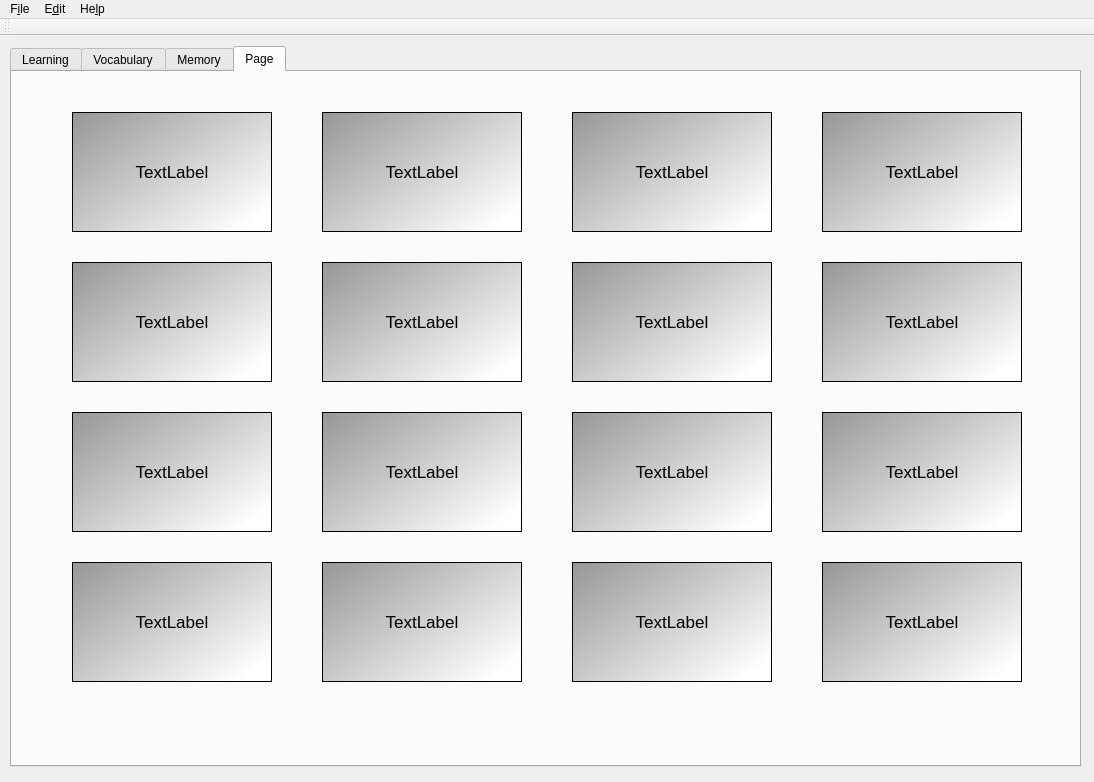
Above: ui_files/mainWindow.ui from LarsThore/Vokabeltrainer before the change. Below: the same form after it.
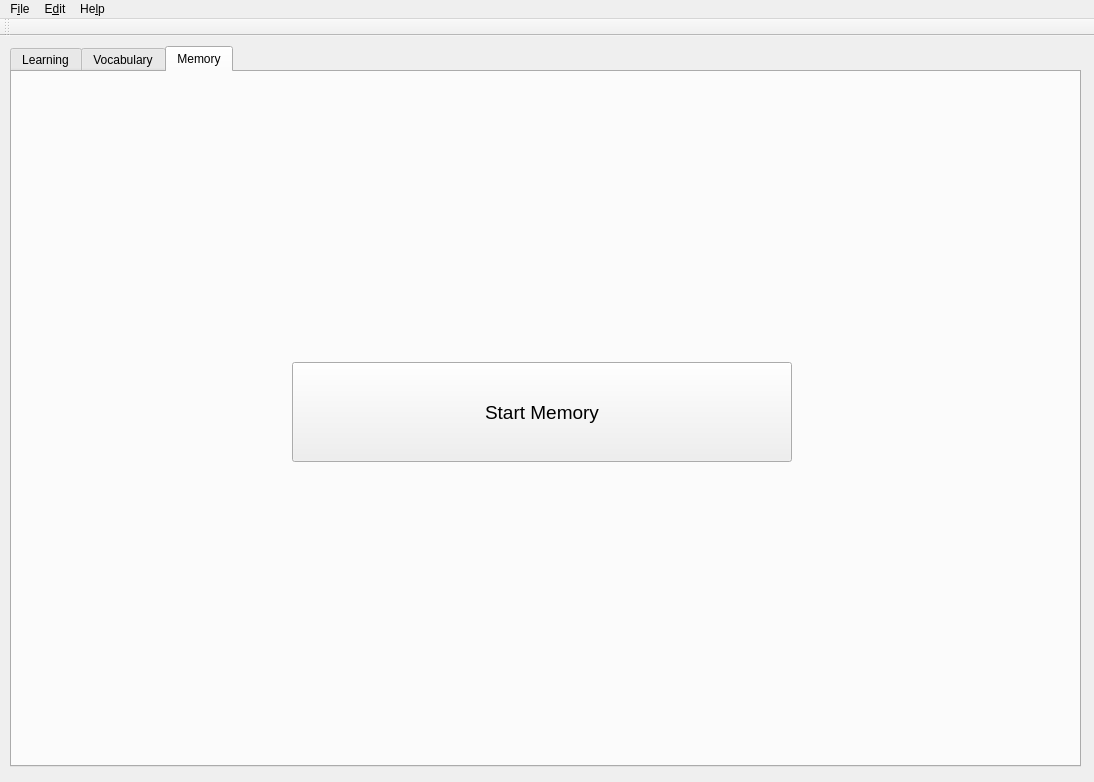
That is the form after the change. The open tabs and pages were chosen to show the change.

Commit message: words are added to the memory randomly

```diff
--- a/ui_files/mainWindow.ui
+++ b/ui_files/mainWindow.ui
@@ -490,641 +490,54 @@
      <widget class="QWidget" name="memoWidget" native="true">
       <property name="geometry">
        <rect>
-        <x>10</x>
-        <y>10</y>
-        <width>1051</width>
-        <height>661</height>
+        <x>0</x>
+        <y>0</y>
+        <width>1071</width>
+        <height>691</height>
        </rect>
       </property>
-     </widget>
-    </widget>
-    <widget class="QWidget" name="tab">
-     <attribute name="title">
-      <string>Page</string>
-     </attribute>
-     <widget class="QLabel" name="label_1">
-      <property name="geometry">
-       <rect>
-        <x>60</x>
-        <y>40</y>
-        <width>200</width>
-        <height>120</height>
-       </rect>
+      <property name="baseSize">
+       <size>
+        <width>1050</width>
+        <height>660</height>
+       </size>
       </property>
-      <property name="font">
-       <font>
-        <pointsize>13</pointsize>
-       </font>
-      </property>
-      <property name="cursor">
-       <cursorShape>OpenHandCursor</cursorShape>
-      </property>
-      <property name="acceptDrops">
-       <bool>true</bool>
-      </property>
-      <property name="autoFillBackground">
-       <bool>false</bool>
-      </property>
-      <property name="styleSheet">
-       <string notr="true">background-color: qlineargradient(spread:pad, x1:0, y1:0, x2:1, y2:0.8, stop:0 rgba(150, 150, 150, 255), stop:1 rgba(255, 255, 255, 255));</string>
-      </property>
-      <property name="frameShape">
-       <enum>QFrame::Box</enum>
-      </property>
-      <property name="text">
-       <string>TextLabel</string>
-      </property>
-      <property name="alignment">
-       <set>Qt::AlignCenter</set>
-      </property>
-      <property name="wordWrap">
-       <bool>true</bool>
-      </property>
-     </widget>
-     <widget class="QLabel" name="label_2">
-      <property name="geometry">
-       <rect>
-        <x>810</x>
-        <y>40</y>
-        <width>200</width>
-        <height>120</height>
-       </rect>
-      </property>
-      <property name="font">
-       <font>
-        <pointsize>13</pointsize>
-       </font>
-      </property>
-      <property name="cursor">
-       <cursorShape>OpenHandCursor</cursorShape>
-      </property>
-      <property name="acceptDrops">
-       <bool>true</bool>
-      </property>
-      <property name="autoFillBackground">
-       <bool>false</bool>
-      </property>
-      <property name="styleSheet">
-       <string notr="true">background-color: qlineargradient(spread:pad, x1:0, y1:0, x2:1, y2:0.8, stop:0 rgba(150, 150, 150, 255), stop:1 rgba(255, 255, 255, 255));</string>
-      </property>
-      <property name="frameShape">
-       <enum>QFrame::Box</enum>
-      </property>
-      <property name="text">
-       <string>TextLabel</string>
-      </property>
-      <property name="alignment">
-       <set>Qt::AlignCenter</set>
-      </property>
-      <property name="wordWrap">
-       <bool>true</bool>
-      </property>
-     </widget>
-     <widget class="QLabel" name="label_3">
-      <property name="geometry">
-       <rect>
-        <x>560</x>
-        <y>40</y>
-        <width>200</width>
-        <height>120</height>
-       </rect>
-      </property>
-      <property name="font">
-       <font>
-        <pointsize>13</pointsize>
-       </font>
-      </property>
-      <property name="cursor">
-       <cursorShape>OpenHandCursor</cursorShape>
-      </property>
-      <property name="acceptDrops">
-       <bool>true</bool>
-      </property>
-      <property name="autoFillBackground">
-       <bool>false</bool>
-      </property>
-      <property name="styleSheet">
-       <string notr="true">background-color: qlineargradient(spread:pad, x1:0, y1:0, x2:1, y2:0.8, stop:0 rgba(150, 150, 150, 255), stop:1 rgba(255, 255, 255, 255));</string>
-      </property>
-      <property name="frameShape">
-       <enum>QFrame::Box</enum>
-      </property>
-      <property name="text">
-       <string>TextLabel</string>
-      </property>
-      <property name="alignment">
-       <set>Qt::AlignCenter</set>
-      </property>
-      <property name="wordWrap">
-       <bool>true</bool>
-      </property>
-     </widget>
-     <widget class="QLabel" name="label_4">
-      <property name="geometry">
-       <rect>
-        <x>310</x>
-        <y>40</y>
-        <width>200</width>
-        <height>120</height>
-       </rect>
-      </property>
-      <property name="font">
-       <font>
-        <pointsize>13</pointsize>
-       </font>
-      </property>
-      <property name="cursor">
-       <cursorShape>OpenHandCursor</cursorShape>
-      </property>
-      <property name="acceptDrops">
-       <bool>true</bool>
-      </property>
-      <property name="autoFillBackground">
-       <bool>false</bool>
-      </property>
-      <property name="styleSheet">
-       <string notr="true">background-color: qlineargradient(spread:pad, x1:0, y1:0, x2:1, y2:0.8, stop:0 rgba(150, 150, 150, 255), stop:1 rgba(255, 255, 255, 255));</string>
-      </property>
-      <property name="frameShape">
-       <enum>QFrame::Box</enum>
-      </property>
-      <property name="text">
-       <string>TextLabel</string>
-      </property>
-      <property name="alignment">
-       <set>Qt::AlignCenter</set>
-      </property>
-      <property name="wordWrap">
-       <bool>true</bool>
-      </property>
-     </widget>
-     <widget class="QLabel" name="label_5">
-      <property name="geometry">
-       <rect>
-        <x>60</x>
-        <y>190</y>
-        <width>200</width>
-        <height>120</height>
-       </rect>
-      </property>
-      <property name="font">
-       <font>
-        <pointsize>13</pointsize>
-       </font>
-      </property>
-      <property name="cursor">
-       <cursorShape>OpenHandCursor</cursorShape>
-      </property>
-      <property name="acceptDrops">
-       <bool>true</bool>
-      </property>
-      <property name="autoFillBackground">
-       <bool>false</bool>
-      </property>
-      <property name="styleSheet">
-       <string notr="true">background-color: qlineargradient(spread:pad, x1:0, y1:0, x2:1, y2:0.8, stop:0 rgba(150, 150, 150, 255), stop:1 rgba(255, 255, 255, 255));</string>
-      </property>
-      <property name="frameShape">
-       <enum>QFrame::Box</enum>
-      </property>
-      <property name="text">
-       <string>TextLabel</string>
-      </property>
-      <property name="alignment">
-       <set>Qt::AlignCenter</set>
-      </property>
-      <property name="wordWrap">
-       <bool>true</bool>
-      </property>
-     </widget>
-     <widget class="QLabel" name="label_6">
-      <property name="geometry">
-       <rect>
-        <x>810</x>
-        <y>190</y>
-        <width>200</width>
-        <height>120</height>
-       </rect>
-      </property>
-      <property name="font">
-       <font>
-        <pointsize>13</pointsize>
-       </font>
-      </property>
-      <property name="cursor">
-       <cursorShape>OpenHandCursor</cursorShape>
-      </property>
-      <property name="acceptDrops">
-       <bool>true</bool>
-      </property>
-      <property name="autoFillBackground">
-       <bool>false</bool>
-      </property>
-      <property name="styleSheet">
-       <string notr="true">background-color: qlineargradient(spread:pad, x1:0, y1:0, x2:1, y2:0.8, stop:0 rgba(150, 150, 150, 255), stop:1 rgba(255, 255, 255, 255));</string>
-      </property>
-      <property name="frameShape">
-       <enum>QFrame::Box</enum>
-      </property>
-      <property name="text">
-       <string>TextLabel</string>
-      </property>
-      <property name="alignment">
-       <set>Qt::AlignCenter</set>
-      </property>
-      <property name="wordWrap">
-       <bool>true</bool>
-      </property>
-     </widget>
-     <widget class="QLabel" name="label_7">
-      <property name="geometry">
-       <rect>
-        <x>560</x>
-        <y>190</y>
-        <width>200</width>
-        <height>120</height>
-       </rect>
-      </property>
-      <property name="font">
-       <font>
-        <pointsize>13</pointsize>
-       </font>
-      </property>
-      <property name="cursor">
-       <cursorShape>OpenHandCursor</cursorShape>
-      </property>
-      <property name="acceptDrops">
-       <bool>true</bool>
-      </property>
-      <property name="autoFillBackground">
-       <bool>false</bool>
-      </property>
-      <property name="styleSheet">
-       <string notr="true">background-color: qlineargradient(spread:pad, x1:0, y1:0, x2:1, y2:0.8, stop:0 rgba(150, 150, 150, 255), stop:1 rgba(255, 255, 255, 255));</string>
-      </property>
-      <property name="frameShape">
-       <enum>QFrame::Box</enum>
-      </property>
-      <property name="text">
-       <string>TextLabel</string>
-      </property>
-      <property name="alignment">
-       <set>Qt::AlignCenter</set>
-      </property>
-      <property name="wordWrap">
-       <bool>true</bool>
-      </property>
-     </widget>
-     <widget class="QLabel" name="label_8">
-      <property name="geometry">
-       <rect>
-        <x>310</x>
-        <y>190</y>
-        <width>200</width>
-        <height>120</height>
-       </rect>
-      </property>
-      <property name="font">
-       <font>
-        <pointsize>13</pointsize>
-       </font>
-      </property>
-      <property name="cursor">
-       <cursorShape>OpenHandCursor</cursorShape>
-      </property>
-      <property name="acceptDrops">
-       <bool>true</bool>
-      </property>
-      <property name="autoFillBackground">
-       <bool>false</bool>
-      </property>
-      <property name="styleSheet">
-       <string notr="true">background-color: qlineargradient(spread:pad, x1:0, y1:0, x2:1, y2:0.8, stop:0 rgba(150, 150, 150, 255), stop:1 rgba(255, 255, 255, 255));</string>
-      </property>
-      <property name="frameShape">
-       <enum>QFrame::Box</enum>
-      </property>
-      <property name="text">
-       <string>TextLabel</string>
-      </property>
-      <property name="alignment">
-       <set>Qt::AlignCenter</set>
-      </property>
-      <property name="wordWrap">
-       <bool>true</bool>
-      </property>
-     </widget>
-     <widget class="QLabel" name="label_9">
-      <property name="geometry">
-       <rect>
-        <x>60</x>
-        <y>340</y>
-        <width>200</width>
-        <height>120</height>
-       </rect>
-      </property>
-      <property name="font">
-       <font>
-        <pointsize>13</pointsize>
-       </font>
-      </property>
-      <property name="cursor">
-       <cursorShape>OpenHandCursor</cursorShape>
-      </property>
-      <property name="acceptDrops">
-       <bool>true</bool>
-      </property>
-      <property name="autoFillBackground">
-       <bool>false</bool>
-      </property>
-      <property name="styleSheet">
-       <string notr="true">background-color: qlineargradient(spread:pad, x1:0, y1:0, x2:1, y2:0.8, stop:0 rgba(150, 150, 150, 255), stop:1 rgba(255, 255, 255, 255));</string>
-      </property>
-      <property name="frameShape">
-       <enum>QFrame::Box</enum>
-      </property>
-      <property name="text">
-       <string>TextLabel</string>
-      </property>
-      <property name="alignment">
-       <set>Qt::AlignCenter</set>
-      </property>
-      <property name="wordWrap">
-       <bool>true</bool>
-      </property>
-     </widget>
-     <widget class="QLabel" name="label_10">
-      <property name="geometry">
-       <rect>
-        <x>310</x>
-        <y>340</y>
-        <width>200</width>
-        <height>120</height>
-       </rect>
-      </property>
-      <property name="font">
-       <font>
-        <pointsize>13</pointsize>
-       </font>
-      </property>
-      <property name="cursor">
-       <cursorShape>OpenHandCursor</cursorShape>
-      </property>
-      <property name="acceptDrops">
-       <bool>true</bool>
-      </property>
-      <property name="autoFillBackground">
-       <bool>false</bool>
-      </property>
-      <property name="styleSheet">
-       <string notr="true">background-color: qlineargradient(spread:pad, x1:0, y1:0, x2:1, y2:0.8, stop:0 rgba(150, 150, 150, 255), stop:1 rgba(255, 255, 255, 255));</string>
-      </property>
-      <property name="frameShape">
-       <enum>QFrame::Box</enum>
-      </property>
-      <property name="text">
-       <string>TextLabel</string>
-      </property>
-      <property name="alignment">
-       <set>Qt::AlignCenter</set>
-      </property>
-      <property name="wordWrap">
-       <bool>true</bool>
-      </property>
-     </widget>
-     <widget class="QLabel" name="label_11">
-      <property name="geometry">
-       <rect>
-        <x>560</x>
-        <y>340</y>
-        <width>200</width>
-        <height>120</height>
-       </rect>
-      </property>
-      <property name="font">
-       <font>
-        <pointsize>13</pointsize>
-       </font>
-      </property>
-      <property name="cursor">
-       <cursorShape>OpenHandCursor</cursorShape>
-      </property>
-      <property name="acceptDrops">
-       <bool>true</bool>
-      </property>
-      <property name="autoFillBackground">
-       <bool>false</bool>
-      </property>
-      <property name="styleSheet">
-       <string notr="true">background-color: qlineargradient(spread:pad, x1:0, y1:0, x2:1, y2:0.8, stop:0 rgba(150, 150, 150, 255), stop:1 rgba(255, 255, 255, 255));</string>
-      </property>
-      <property name="frameShape">
-       <enum>QFrame::Box</enum>
-      </property>
-      <property name="text">
-       <string>TextLabel</string>
-      </property>
-      <property name="alignment">
-       <set>Qt::AlignCenter</set>
-      </property>
-      <property name="wordWrap">
-       <bool>true</bool>
-      </property>
-     </widget>
-     <widget class="QLabel" name="label_12">
-      <property name="geometry">
-       <rect>
-        <x>810</x>
-        <y>340</y>
-        <width>200</width>
-        <height>120</height>
-       </rect>
-      </property>
-      <property name="font">
-       <font>
-        <pointsize>13</pointsize>
-       </font>
-      </property>
-      <property name="cursor">
-       <cursorShape>OpenHandCursor</cursorShape>
-      </property>
-      <property name="acceptDrops">
-       <bool>true</bool>
-      </property>
-      <property name="autoFillBackground">
-       <bool>false</bool>
-      </property>
-      <property name="styleSheet">
-       <string notr="true">background-color: qlineargradient(spread:pad, x1:0, y1:0, x2:1, y2:0.8, stop:0 rgba(150, 150, 150, 255), stop:1 rgba(255, 255, 255, 255));</string>
-      </property>
-      <property name="frameShape">
-       <enum>QFrame::Box</enum>
-      </property>
-      <property name="text">
-       <string>TextLabel</string>
-      </property>
-      <property name="alignment">
-       <set>Qt::AlignCenter</set>
-      </property>
-      <property name="wordWrap">
-       <bool>true</bool>
-      </property>
-     </widget>
-     <widget class="QLabel" name="label_13">
-      <property name="geometry">
-       <rect>
-        <x>60</x>
-        <y>490</y>
-        <width>200</width>
-        <height>120</height>
-       </rect>
-      </property>
-      <property name="font">
-       <font>
-        <pointsize>13</pointsize>
-       </font>
-      </property>
-      <property name="cursor">
-       <cursorShape>OpenHandCursor</cursorShape>
-      </property>
-      <property name="acceptDrops">
-       <bool>true</bool>
-      </property>
-      <property name="autoFillBackground">
-       <bool>false</bool>
-      </property>
-      <property name="styleSheet">
-       <string notr="true">background-color: qlineargradient(spread:pad, x1:0, y1:0, x2:1, y2:0.8, stop:0 rgba(150, 150, 150, 255), stop:1 rgba(255, 255, 255, 255));</string>
-      </property>
-      <property name="frameShape">
-       <enum>QFrame::Box</enum>
-      </property>
-      <property name="text">
-       <string>TextLabel</string>
-      </property>
-      <property name="alignment">
-       <set>Qt::AlignCenter</set>
-      </property>
-      <property name="wordWrap">
-       <bool>true</bool>
-      </property>
-     </widget>
-     <widget class="QLabel" name="label_14">
-      <property name="geometry">
-       <rect>
-        <x>810</x>
-        <y>490</y>
-        <width>200</width>
-        <height>120</height>
-       </rect>
-      </property>
-      <property name="font">
-       <font>
-        <pointsize>13</pointsize>
-       </font>
-      </property>
-      <property name="cursor">
-       <cursorShape>OpenHandCursor</cursorShape>
-      </property>
-      <property name="acceptDrops">
-       <bool>true</bool>
-      </property>
-      <property name="autoFillBackground">
-       <bool>false</bool>
-      </property>
-      <property name="styleSheet">
-       <string notr="true">background-color: qlineargradient(spread:pad, x1:0, y1:0, x2:1, y2:0.8, stop:0 rgba(150, 150, 150, 255), stop:1 rgba(255, 255, 255, 255));</string>
-      </property>
-      <property name="frameShape">
-       <enum>QFrame::Box</enum>
-      </property>
-      <property name="text">
-       <string>TextLabel</string>
-      </property>
-      <property name="alignment">
-       <set>Qt::AlignCenter</set>
-      </property>
-      <property name="wordWrap">
-       <bool>true</bool>
-      </property>
-     </widget>
-     <widget class="QLabel" name="label_15">
-      <property name="geometry">
-       <rect>
-        <x>560</x>
-        <y>490</y>
-        <width>200</width>
-        <height>120</height>
-       </rect>
-      </property>
-      <property name="font">
-       <font>
-        <pointsize>13</pointsize>
-       </font>
-      </property>
-      <property name="cursor">
-       <cursorShape>OpenHandCursor</cursorShape>
-      </property>
-      <property name="acceptDrops">
-       <bool>true</bool>
-      </property>
-      <property name="autoFillBackground">
-       <bool>false</bool>
-      </property>
-      <property name="styleSheet">
-       <string notr="true">background-color: qlineargradient(spread:pad, x1:0, y1:0, x2:1, y2:0.8, stop:0 rgba(150, 150, 150, 255), stop:1 rgba(255, 255, 255, 255));</string>
-      </property>
-      <property name="frameShape">
-       <enum>QFrame::Box</enum>
-      </property>
-      <property name="text">
-       <string>TextLabel</string>
-      </property>
-      <property name="alignment">
-       <set>Qt::AlignCenter</set>
-      </property>
-      <property name="wordWrap">
-       <bool>true</bool>
-      </property>
-     </widget>
-     <widget class="QLabel" name="label_16">
-      <property name="geometry">
-       <rect>
-        <x>310</x>
-        <y>490</y>
-        <width>200</width>
-        <height>120</height>
-       </rect>
-      </property>
-      <property name="font">
-       <font>
-        <pointsize>13</pointsize>
-       </font>
-      </property>
-      <property name="cursor">
-       <cursorShape>OpenHandCursor</cursorShape>
-      </property>
-      <property name="acceptDrops">
-       <bool>true</bool>
-      </property>
-      <property name="autoFillBackground">
-       <bool>false</bool>
-      </property>
-      <property name="styleSheet">
-       <string notr="true">background-color: qlineargradient(spread:pad, x1:0, y1:0, x2:1, y2:0.8, stop:0 rgba(150, 150, 150, 255), stop:1 rgba(255, 255, 255, 255));</string>
-      </property>
-      <property name="frameShape">
-       <enum>QFrame::Box</enum>
-      </property>
-      <property name="text">
-       <string>TextLabel</string>
-      </property>
-      <property name="alignment">
-       <set>Qt::AlignCenter</set>
-      </property>
-      <property name="wordWrap">
-       <bool>true</bool>
-      </property>
+      <widget class="QWidget" name="gridLayoutWidget">
+       <property name="geometry">
+        <rect>
+         <x>0</x>
+         <y>0</y>
+         <width>1061</width>
+         <height>681</height>
+        </rect>
+       </property>
+       <layout class="QGridLayout" name="gridLayout">
+        <item row="0" column="0">
+         <widget class="QPushButton" name="startMemoryButton">
+          <property name="sizePolicy">
+           <sizepolicy hsizetype="Minimum" vsizetype="Minimum">
+            <horstretch>0</horstretch>
+            <verstretch>0</verstretch>
+           </sizepolicy>
+          </property>
+          <property name="maximumSize">
+           <size>
+            <width>500</width>
+            <height>100</height>
+           </size>
+          </property>
+          <property name="font">
+           <font>
+            <pointsize>14</pointsize>
+           </font>
+          </property>
+          <property name="text">
+           <string>Start Memory</string>
+          </property>
+         </widget>
+        </item>
+       </layout>
+      </widget>
      </widget>
     </widget>
    </widget>
```
The commit also changes 9 other files.
